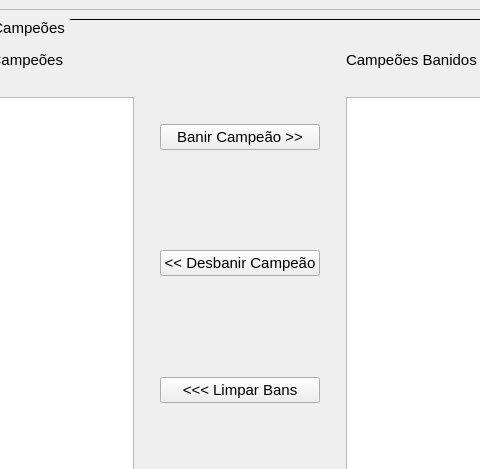
andrei-carniel/lolsort, file mainwindow.ui: the form before one commit; both pictures show x 608 to 1088 and y 0 to 469 of the 1183 by 664 pixel window.
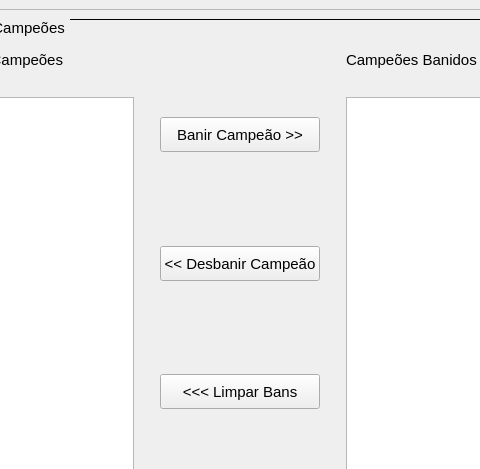
The form after the commit.

What changed in the file:
```diff
--- a/mainwindow.ui
+++ b/mainwindow.ui
@@ -418,13 +418,13 @@
                  <property name="minimumSize">
                   <size>
                    <width>160</width>
-                   <height>0</height>
+                   <height>35</height>
                   </size>
                  </property>
                  <property name="maximumSize">
                   <size>
                    <width>160</width>
-                   <height>16777215</height>
+                   <height>35</height>
                   </size>
                  </property>
                  <property name="font">
@@ -491,13 +491,13 @@
                  <property name="minimumSize">
                   <size>
                    <width>160</width>
-                   <height>0</height>
+                   <height>35</height>
                   </size>
                  </property>
                  <property name="maximumSize">
                   <size>
                    <width>160</width>
-                   <height>16777215</height>
+                   <height>35</height>
                   </size>
                  </property>
                  <property name="font">
@@ -564,13 +564,13 @@
                  <property name="minimumSize">
                   <size>
                    <width>160</width>
-                   <height>0</height>
+                   <height>35</height>
                   </size>
                  </property>
                  <property name="maximumSize">
                   <size>
                    <width>160</width>
-                   <height>16777215</height>
+                   <height>35</height>
                   </size>
                  </property>
                  <property name="font">
```
Left out of the diff: 2 changed lines with no effect on the pictures.
